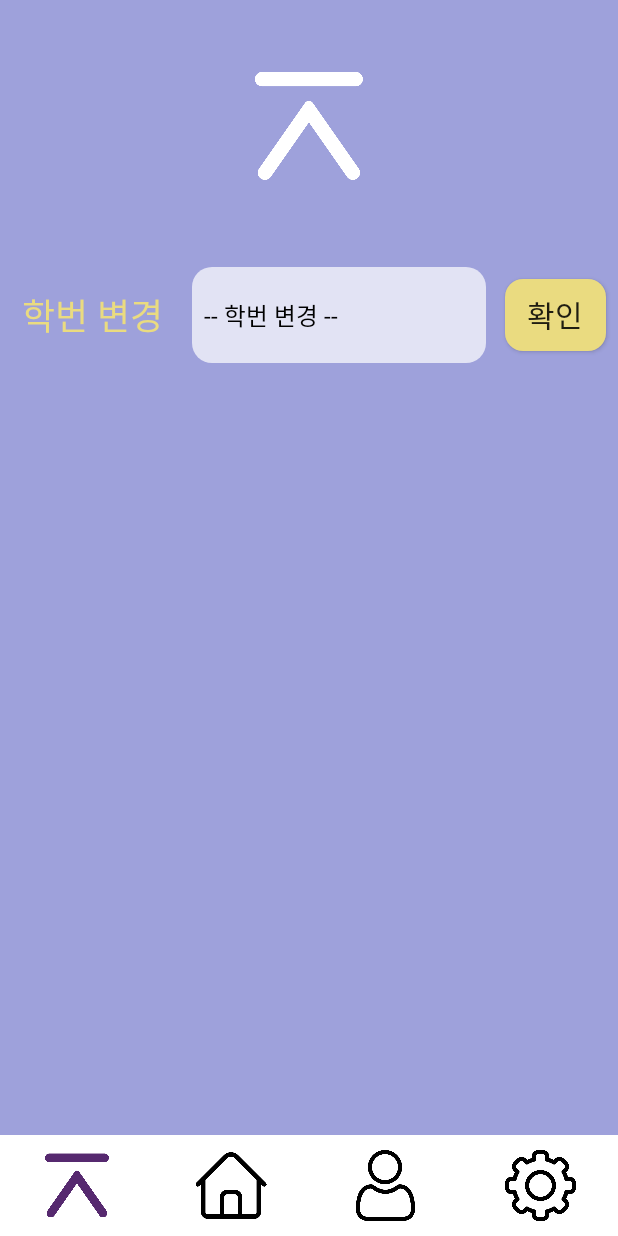
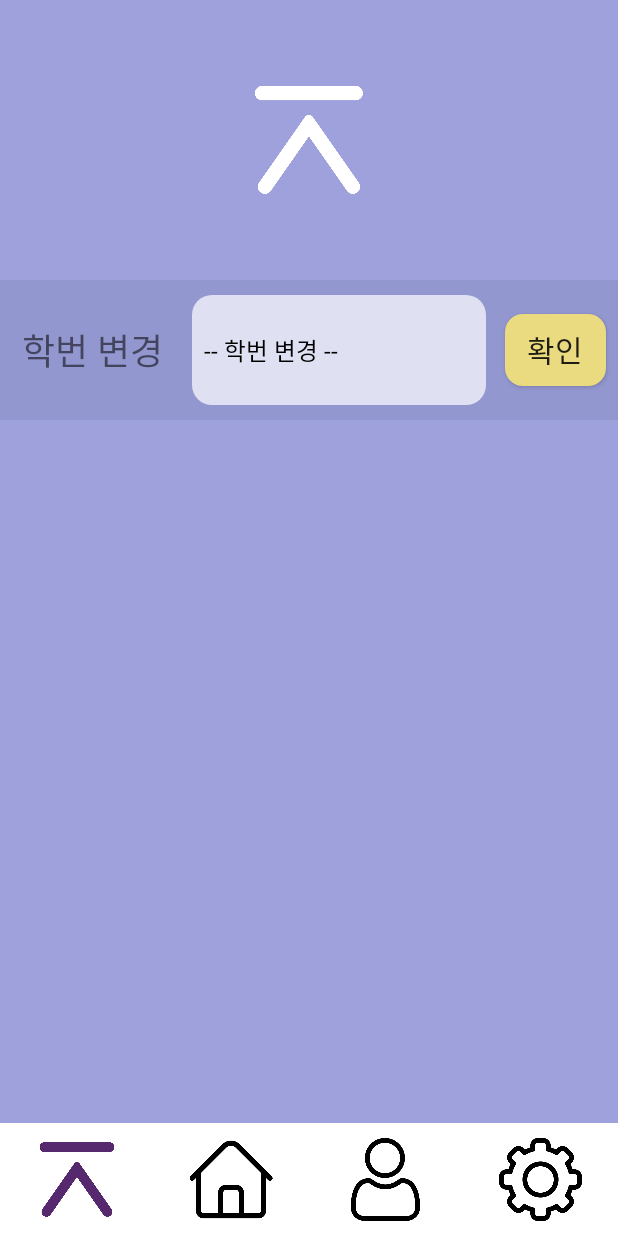
Before and after one commit to ekdud0529/DoYouWantToGraduate, an Android app: the activity_setting screen opened directly, with no data from a screen before it, on a phone screen of 412 x 824 dp. Run offline under Robolectric (Android 15) with nearby library versions, the phone set to English and light mode, and no system bars.

Commit message:
디자인

```diff
--- a/app/src/main/AndroidManifest.xml
+++ b/app/src/main/AndroidManifest.xml
@@ -12,9 +12,6 @@
         android:roundIcon="@mipmap/ic_launcher_round"
         android:supportsRtl="true"
         android:theme="@style/AppTheme">
-        <activity android:name=".SubjectListActivity"/>
-
-
         <activity android:name=".Splash"
             android:theme="@style/Theme.AppCompat">
             <intent-filter>
@@ -22,6 +19,7 @@
                 <category android:name="android.intent.category.LAUNCHER" />
             </intent-filter>
         </activity>
+        <activity android:name=".SubjectListActivity"/>
         <activity android:name=".activity_setting"/>
         <activity android:name=".activity_home"/>
         <activity android:name=".NumberChoice" />
--- a/app/src/main/res/layout/setting.xml
+++ b/app/src/main/res/layout/setting.xml
@@ -31,10 +31,13 @@
         android:layout_height="0dp"
         android:layout_weight="0.1">
 
+
+
         <LinearLayout
             android:layout_width="match_parent"
             android:layout_height="match_parent"
-            android:orientation="horizontal">
+            android:orientation="horizontal"
+            android:background="#9397d0">
 
             <RelativeLayout
                 android:layout_width="0dp"
@@ -47,7 +50,6 @@
                     android:layout_centerVertical="true"
                     android:layout_centerInParent="true"
                     android:text="학번 변경"
-                    android:textColor="@color/coloryell"
                     android:textSize="24sp" />
 
             </RelativeLayout>
@@ -62,12 +64,15 @@
                     android:layout_width="match_parent"
                     android:layout_height="match_parent"
                     android:layout_centerInParent="true"
+                    android:textAlignment="center"
                     android:layout_marginTop="20dp"
                     android:layout_marginStart="10dp"
                     android:background="@drawable/spinner_bnt"
                     android:spinnerMode="dropdown" />
 
             </RelativeLayout>
+
+
 
             <RelativeLayout
                 android:layout_width="0dp"
@@ -90,11 +95,10 @@
 
     </RelativeLayout>
 
-
     <RelativeLayout
         android:layout_width="match_parent"
         android:layout_height="0dp"
-        android:layout_weight="0.6">
+        android:layout_weight="0.5">
 
     </RelativeLayout>
 
```
Also changed, not shown: app/src/main/java/com/test/doyouwanttograduate/activity_setting.kt (+2 -3 lines).
